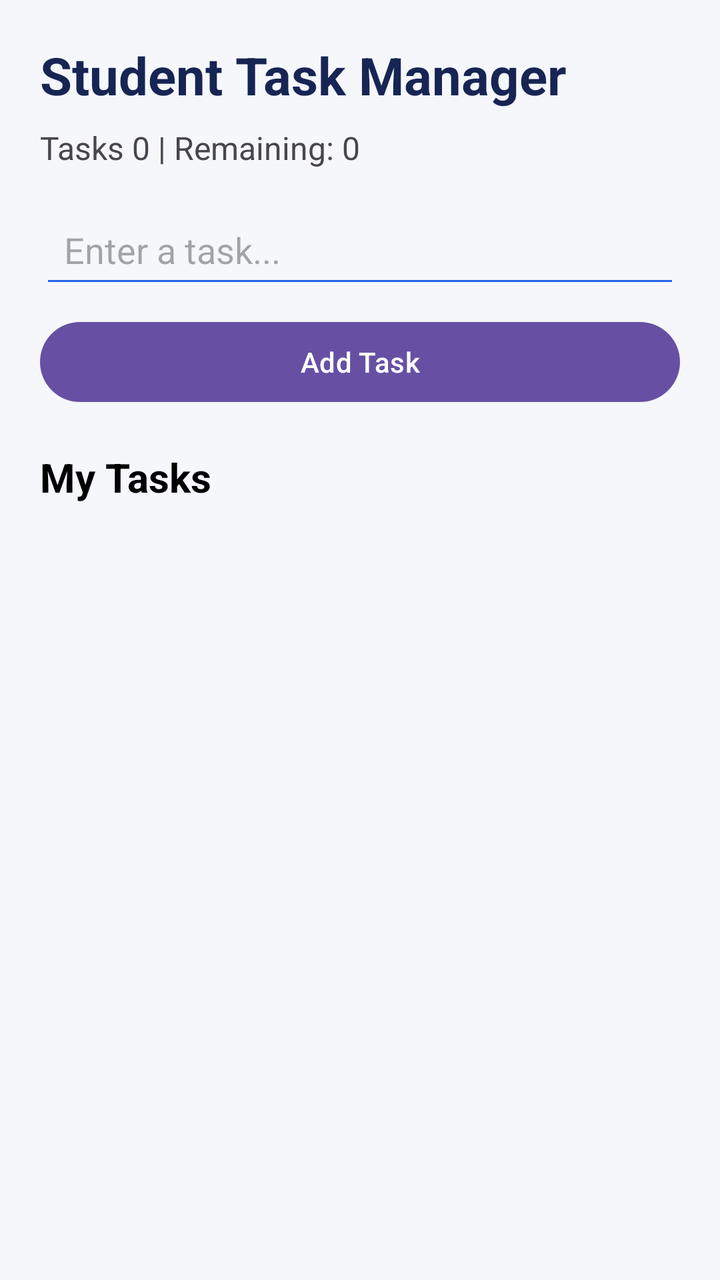
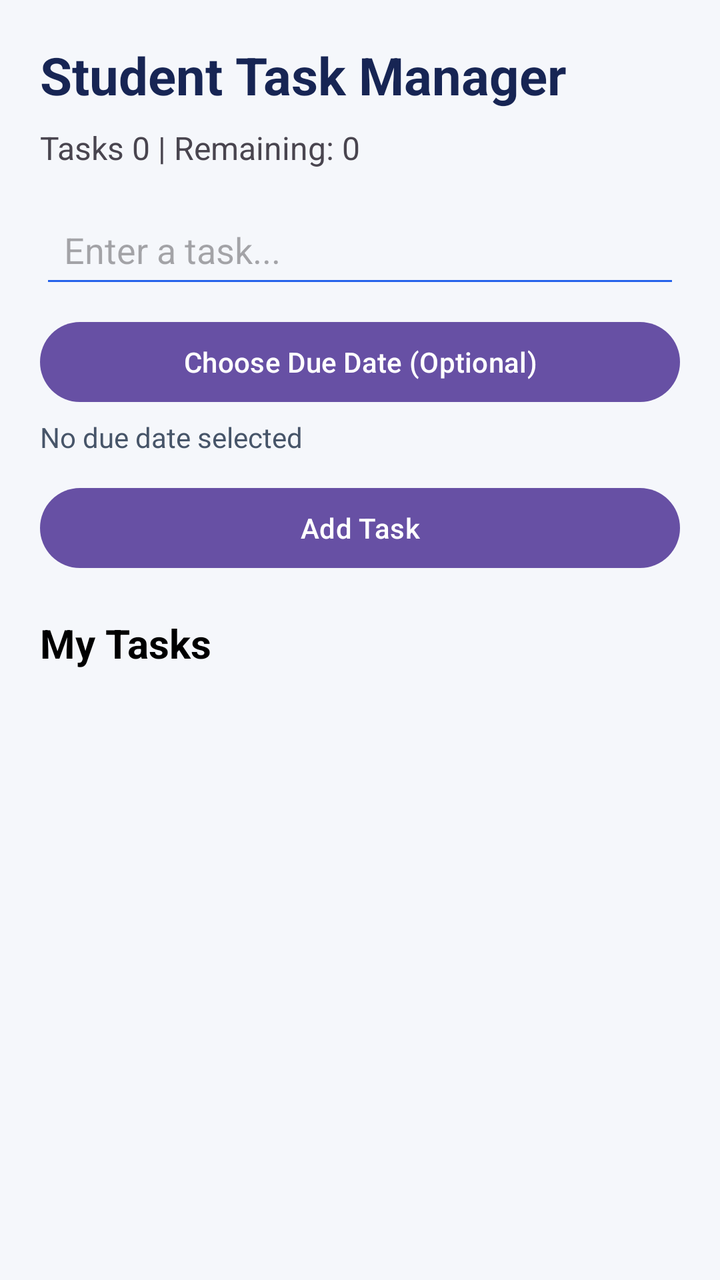

An Android layout rendered at two revisions. The XML below is the earlier revision; the diff shows what the commit changed to produce the second picture.
<!-- AndroidManifest.xml: application theme Theme.StudentTaskManager -->
<!-- res/layout/activity_main.xml -->
<?xml version="1.0" encoding="utf-8"?>
<LinearLayout xmlns:android="http://schemas.android.com/apk/res/android"
    android:layout_width="match_parent"
    android:layout_height="match_parent"
    android:orientation="vertical"
    android:padding="20dp"
    android:background="#F5F7FB">

    <TextView
        android:layout_width="match_parent"
        android:layout_height="wrap_content"
        android:text="Student Task Manager"
        android:textSize="26sp"
        android:textStyle="bold"
        android:textColor="#172554"
        android:paddingBottom="8dp"/>

    <TextView
        android:layout_width="match_parent"
        android:layout_height="wrap_content"
        android:id="@+id/taskCounter"
        android:text="Tasks 0 | Remaining: 0"
        android:textSize="16sp"
        android:paddingBottom="16dp"/>

    <EditText
        android:layout_width="match_parent"
        android:layout_height="wrap_content"
        android:id="@+id/taskInput"
        android:hint="Enter a task..."
        android:inputType="textCapSentences"
        android:singleLine="true"
        android:padding="12dp"
        android:backgroundTint="#2563EB"/>

    <Button
        android:layout_width="match_parent"
        android:layout_height="wrap_content"
        android:id="@+id/addTaskButton"
        android:text="Add Task"
        android:layout_marginTop="8dp"/>

    <TextView
        android:layout_width="match_parent"
        android:layout_height="wrap_content"
        android:text="My Tasks"
        android:textStyle="bold"
        android:textSize="20sp"
        android:textColor="#000000"
        android:paddingTop="20dp"
        android:paddingBottom="8dp"/>

    <ScrollView
        android:layout_width="match_parent"
        android:layout_height="0dp"
        android:layout_weight="1">

        <LinearLayout
            android:layout_width="match_parent"
            android:layout_height="wrap_content"
            android:id="@+id/taskContainer"
            android:orientation="vertical"/>

    </ScrollView>

</LinearLayout>
<!-- resources referenced by this layout -->
<resources>
  <style name="Theme.StudentTaskManager" parent="Base.Theme.StudentTaskManager" />
  <style name="Base.Theme.StudentTaskManager" parent="Theme.Material3.DayNight.NoActionBar">
          
          
      </style>
</resources>

<!-- the commit's change to res/layout/activity_main.xml (unified diff, before → after) -->
@@ -34,6 +34,22 @@
         android:backgroundTint="#2563EB"/>
 
     <Button
+        android:id="@+id/dueDateButton"
+        android:layout_width="match_parent"
+        android:layout_height="wrap_content"
+        android:text="Choose Due Date (Optional)"
+        android:layout_marginTop="8dp" />
+
+    <TextView
+        android:id="@+id/selectedDueDate"
+        android:layout_width="match_parent"
+        android:layout_height="wrap_content"
+        android:text="No due date selected"
+        android:textColor="#475569"
+        android:paddingTop="4dp"
+        android:paddingBottom="4dp" />
+
+    <Button
         android:layout_width="match_parent"
         android:layout_height="wrap_content"
         android:id="@+id/addTaskButton"
